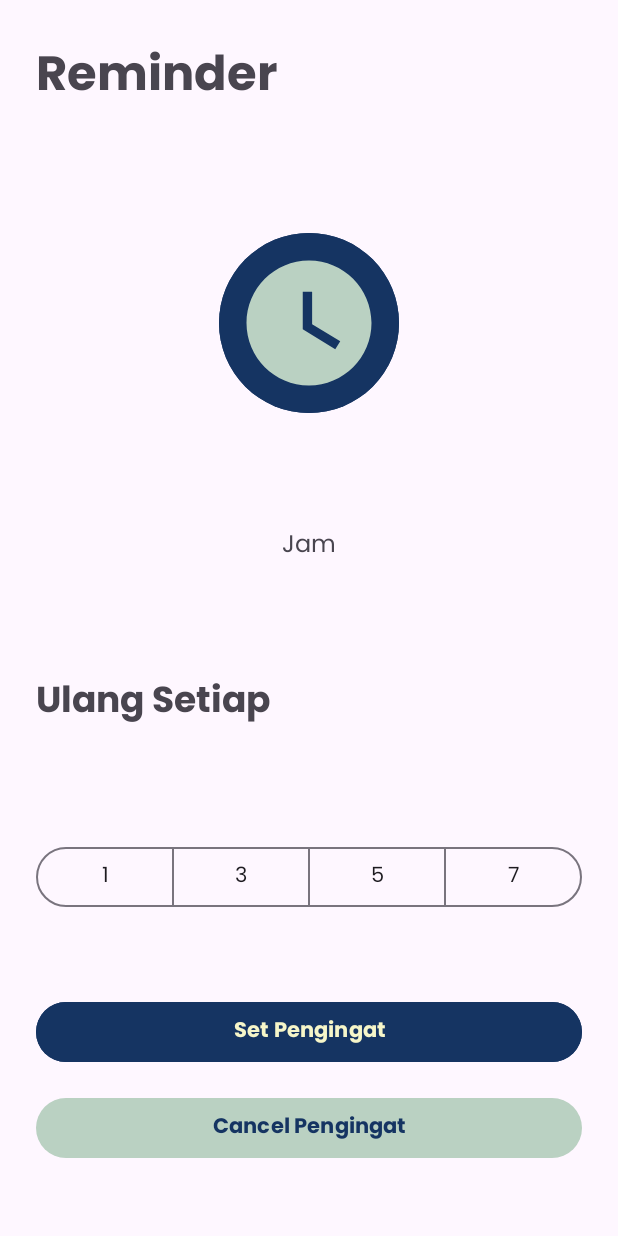
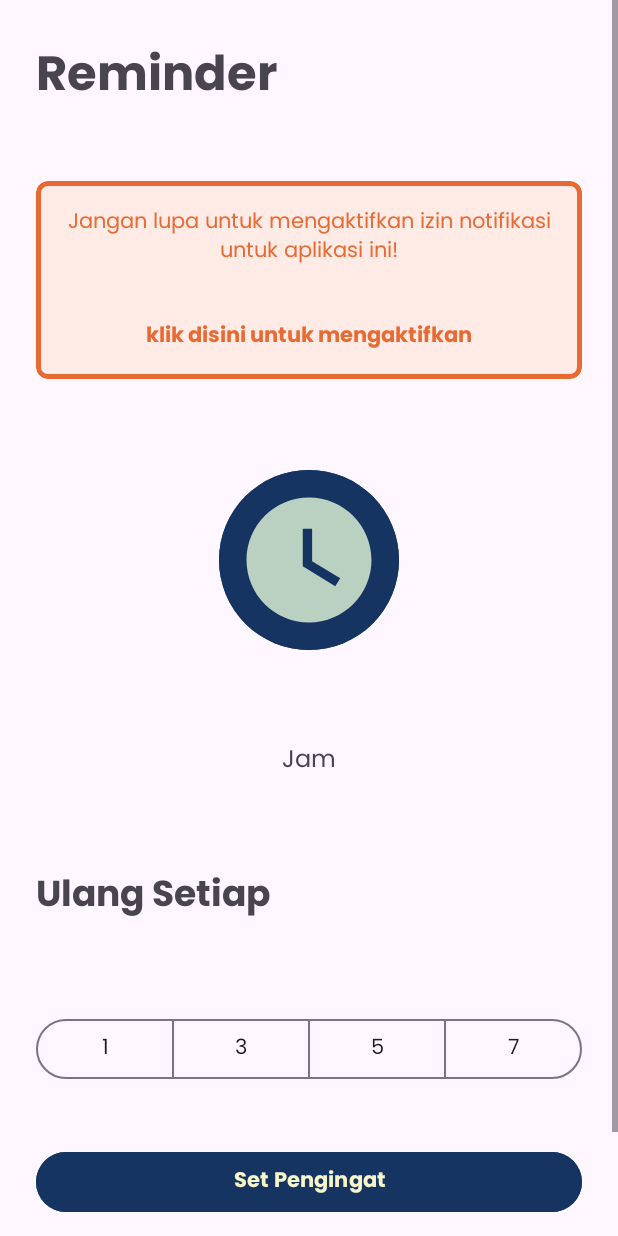
Before and after one commit to ASAH-Bangkit-2023/MD, an Android app: the ReminderActivity screen opened directly, with no data from a screen before it, on a phone screen of 412 x 824 dp. Run offline under Robolectric (Android 15) with nearby library versions, the light colour scheme and no system bars.

Commit message:
make card to activate notification

```diff
--- a/app/src/main/java/com/example/md/ui/reminder/ReminderActivity.kt
+++ b/app/src/main/java/com/example/md/ui/reminder/ReminderActivity.kt
@@ -1,6 +1,8 @@
 package com.example.md.ui.reminder
 
+import android.content.Intent
 import android.os.Bundle
+import android.provider.Settings
 import android.util.Log
 import androidx.activity.viewModels
 import androidx.appcompat.app.AppCompatActivity
@@ -69,6 +71,12 @@ class ReminderActivity : AppCompatActivity(), TimePickerFragment.DialogTimeListe
             reminderReceiver.cancelAlarm(this)
             viewModel.cancelAlarm()
         }
+
+        binding.allowNotificationCard.setOnClickListener {
+            val intent = Intent(Settings.ACTION_APP_NOTIFICATION_SETTINGS)
+            intent.putExtra(Settings.EXTRA_APP_PACKAGE, this.packageName)
+            startActivity(intent)
+        }
     }
 
     override fun onDialogTimeSet(tag: String?, hourOfDay: Int, minute: Int) {
--- a/app/src/main/res/layout/activity_reminder.xml
+++ b/app/src/main/res/layout/activity_reminder.xml
@@ -9,7 +9,7 @@
     <androidx.constraintlayout.widget.ConstraintLayout
         android:layout_width="match_parent"
         android:layout_height="wrap_content"
-        android:minHeight="800dp">
+        android:minHeight="900dp">
 
         <TextView
             android:id="@+id/header"
@@ -19,6 +19,44 @@
             android:text="@string/reminder"
             app:layout_constraintStart_toStartOf="parent"
             app:layout_constraintTop_toTopOf="parent" />
+
+        <com.google.android.material.card.MaterialCardView
+            android:id="@+id/allow_notification_card"
+            android:layout_width="0dp"
+            android:layout_height="wrap_content"
+            android:backgroundTint="@color/backgroud_warning"
+            app:cardCornerRadius="8dp"
+            app:layout_constraintBottom_toTopOf="@id/clock_button"
+            app:layout_constraintEnd_toEndOf="@id/repeat_group"
+            app:layout_constraintStart_toStartOf="@id/repeat_group"
+            app:layout_constraintTop_toBottomOf="@id/header"
+            app:strokeColor="@color/text_warning"
+            app:strokeWidth="3dp">
+
+            <LinearLayout
+                android:layout_width="match_parent"
+                android:layout_height="match_parent"
+                android:orientation="vertical">
+
+                <TextView
+                    android:layout_width="match_parent"
+                    android:layout_height="wrap_content"
+                    android:layout_margin="16dp"
+                    android:text="@string/allow_notification"
+                    android:textAlignment="center"
+                    android:textColor="@color/text_warning" />
+
+                <TextView
+                    android:layout_width="match_parent"
+                    android:layout_height="wrap_content"
+                    android:layout_margin="16dp"
+                    android:text="@string/click_allow"
+                    android:textAlignment="center"
+                    android:textColor="@color/text_warning"
+                    android:textStyle="bold" />
+            </LinearLayout>
+
+        </com.google.android.material.card.MaterialCardView>
 
         <com.google.android.material.button.MaterialButton
             android:id="@+id/clock_button"
@@ -33,7 +71,7 @@
             app:layout_constraintEnd_toEndOf="parent"
             app:layout_constraintHorizontal_bias="0.5"
             app:layout_constraintStart_toStartOf="parent"
-            app:layout_constraintTop_toBottomOf="@+id/header" />
+            app:layout_constraintTop_toBottomOf="@+id/allow_notification_card" />
 
         <TextView
             android:id="@+id/jam"
--- a/app/src/main/res/values/colors.xml
+++ b/app/src/main/res/values/colors.xml
@@ -5,4 +5,6 @@
     <color name="secondary_dark">#153462</color>
     <color name="color_on_primary">#153462</color>
     <color name="color_on_secondary">#F6F6C9</color>
+    <color name="text_warning">#E86A33</color>
+    <color name="backgroud_warning">#FFEBE6</color>
 </resources>
--- a/app/src/main/res/values/strings.xml
+++ b/app/src/main/res/values/strings.xml
@@ -35,4 +35,6 @@
     <string name="buang_sampah">Buang Sampah</string>
     <string name="cek_lokasi_tpa_terdekat">Cek Lokasi TPA Terdekat</string>
     <string name="cancel_pengingat">Cancel Pengingat</string>
+    <string name="allow_notification">Jangan lupa untuk mengaktifkan izin notifikasi untuk aplikasi ini!</string>
+    <string name="click_allow">klik disini untuk mengaktifkan</string>
 </resources>
```
